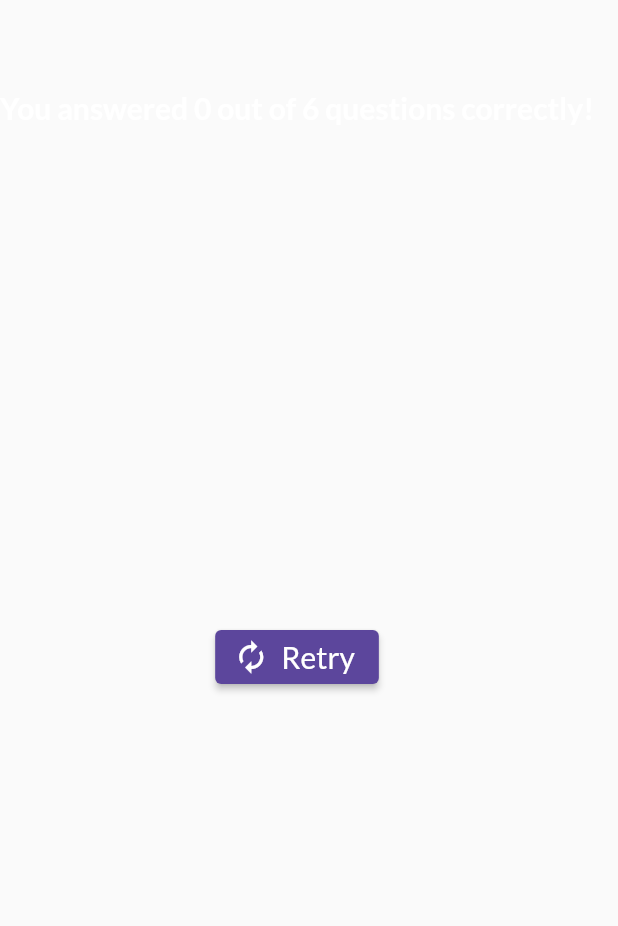
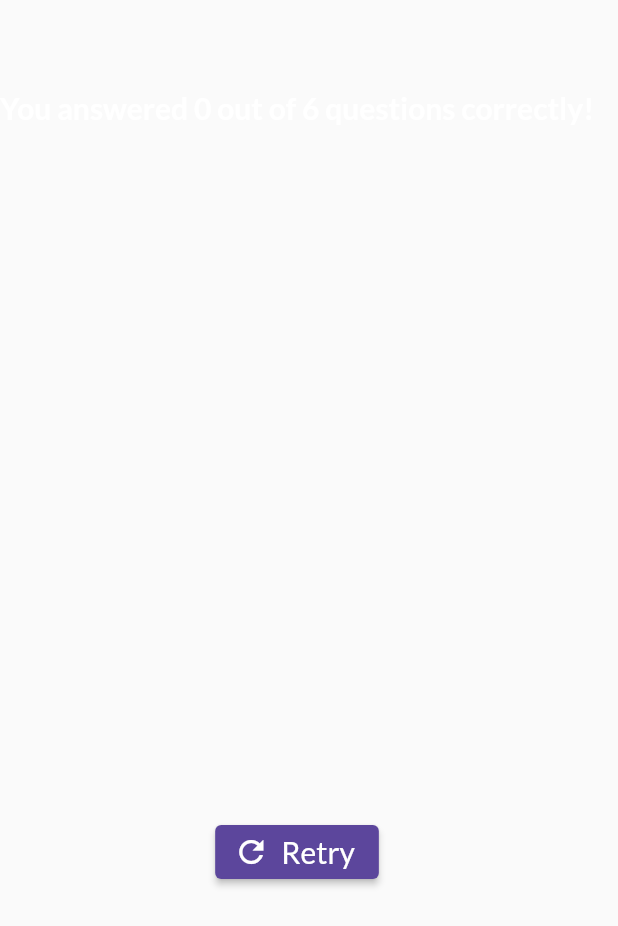
Before and after one commit to elianaferreira/quiz_app, a Flutter app: the ResultsScreen widget shown alone on an empty page, opened directly with empty values, on a phone screen of 412 x 824 dp. Shown: the top 926 px of the screen. Run offline on Flutter 3.47's test engine with Material 2 defaults, Android fonts, the phone set to English and light mode, and no system bars; our stand-ins replace google_fonts.

Commit message:
added retry action

```diff
--- a/lib/components/questions_summary.dart
+++ b/lib/components/questions_summary.dart
@@ -9,7 +9,7 @@ class QuestionSummary extends StatelessWidget {
   @override
   Widget build(BuildContext context) {
     return SizedBox(
-      height: 300,
+      height: 400,
       child: SingleChildScrollView(
         child: Column(
           children: summaryData.map((data) {
--- a/lib/screens/results_screen.dart
+++ b/lib/screens/results_screen.dart
@@ -7,9 +7,10 @@ import 'package:quiz_app/constants/quiz_colors.dart';
 import 'package:quiz_app/data/questions.dart';
 
 class ResultsScreen extends StatelessWidget {
-  const ResultsScreen(this.choosenAnswers, {super.key});
+  const ResultsScreen(this.choosenAnswers, this.onRestart, {super.key});
 
   final List<String> choosenAnswers;
+  final void Function() onRestart;
 
   List<Map<String, Object>> getSummaryData() {
     final List<Map<String, Object>> summary = [];
@@ -48,7 +49,8 @@ class ResultsScreen extends StatelessWidget {
         ),
         const SizedBox(height: Dimens.paddingXXL),
         QuestionSummary(summaryData),
-        Button('Retry', const Icon(Icons.autorenew), () {})
+        const SizedBox(height: Dimens.paddingXXL),
+        Button('Retry', const Icon(Icons.refresh), onRestart)
       ],
     );
   }
```
Also changed, not shown: lib/screens/quiz.dart (+8 -1 lines).
